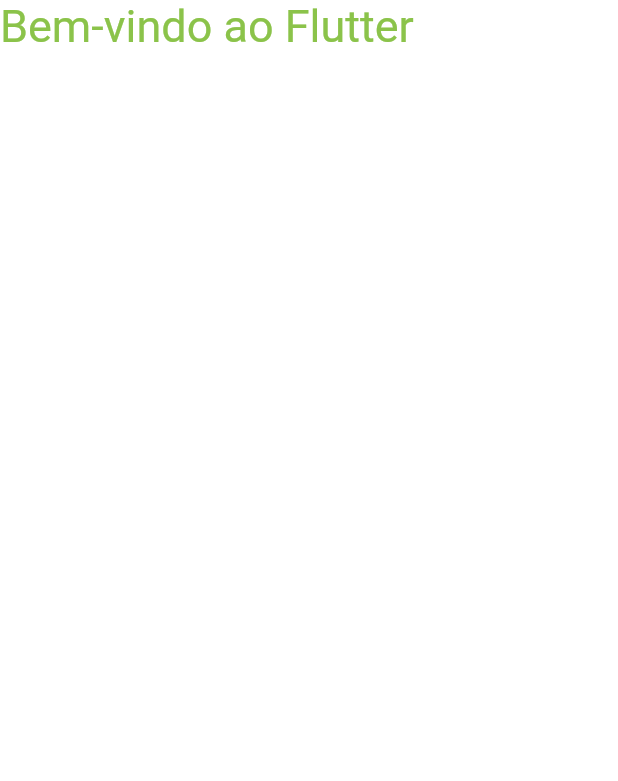
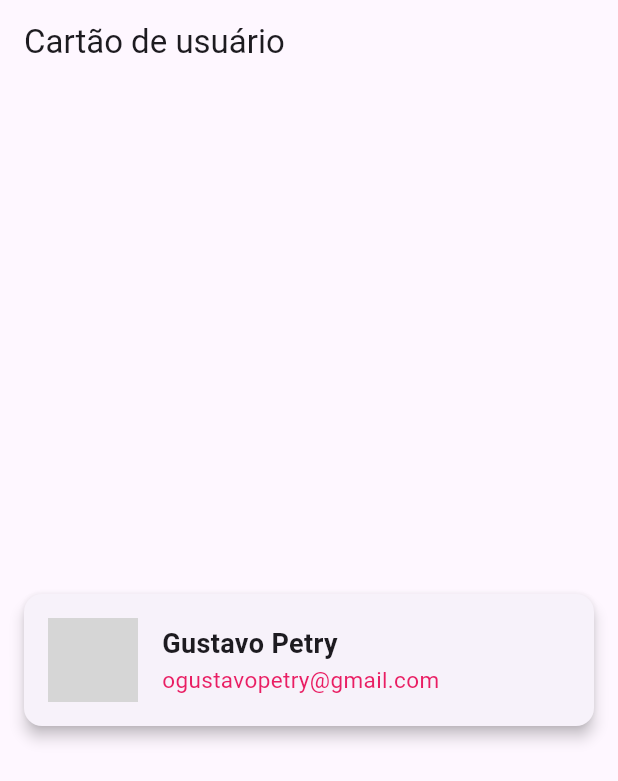
Before and after one commit to GuustavoPetry/flutterLearning, a Flutter app: the screen it shows after launch, on a phone screen of 412 x 824 dp. Shown: the top 781 px of the screen. Run offline on Flutter 3.47's test engine with Material 3 defaults, Android fonts, the phone set to English and light mode, and no system bars; network calls fail; grey boxes are pictures that could not be loaded.

```diff
--- /dev/null
+++ b/lib/stateless/cardUser/User.dart
@@ -0,0 +1,20 @@
+import 'package:flutter/material.dart';
+import 'package:meu_app/stateless/cardUser/UserCard.dart';
+
+class User extends StatelessWidget {
+  @override
+  Widget build(BuildContext context) {
+    return MaterialApp(
+      home: Scaffold(
+        appBar: AppBar(title: Text("Cartão de usuário")),
+        body: const Center(
+          child: UserCard(
+            nome: "Gustavo Petry",
+            email: "ogustavopetry@gmail.com",
+            avatarUrl: "https://encrypted-tbn0.gstatic.com/images?q=tbn:ANd9GcSdwT12D_59OK-CMrBN5BrcrGjdzT4MSavJ6A&s",
+          ),
+        ),
+      ),
+    );
+  }
+}
--- /dev/null
+++ b/lib/stateless/cardUser/UserCard.dart
@@ -0,0 +1,54 @@
+import 'package:flutter/material.dart';
+
+class UserCard extends StatelessWidget {
+  final String nome;
+  final String email;
+  final String avatarUrl;
+
+  const UserCard({
+    super.key,
+    required this.nome,
+    required this.email,
+    required this.avatarUrl,
+  });
+
+  @override
+  Widget build(BuildContext context) {
+    return SizedBox(
+      height: 120,
+      child: Card(
+        elevation: 4,
+        margin: const EdgeInsets.all(16),
+        child: Padding(
+          padding: const EdgeInsets.all(16),
+          child: Row(children: [
+            CircleAvatar(
+              backgroundImage: NetworkImage(avatarUrl),
+              radius: 30,
+              ),
+              const SizedBox(width: 16),
+              Column(
+                crossAxisAlignment: CrossAxisAlignment.start,
+                mainAxisAlignment: MainAxisAlignment.center,
+                children: [
+                  Text(
+                    nome,
+                    style: TextStyle(
+                      fontSize: 18,
+                      fontWeight: FontWeight.bold
+                      ),),
+                    Text(
+                      email,
+                      style: TextStyle(
+                        fontSize: 15,
+                        color: Colors.pink
+                      ),
+                    ),
+                ],
+              ),
+          ]),
+        ),
+      ),
+    );
+  }
+}
```
Also changed, not shown: lib/main.dart (+28 -2 lines), lib/stateful/Contador.dart (added, +28 -0 lines), lib/stateless/Botao/Botao.dart (added, +23 -0 lines), lib/stateless/sem_estado/SemEstado.dart (added, +15 -0 lines).
